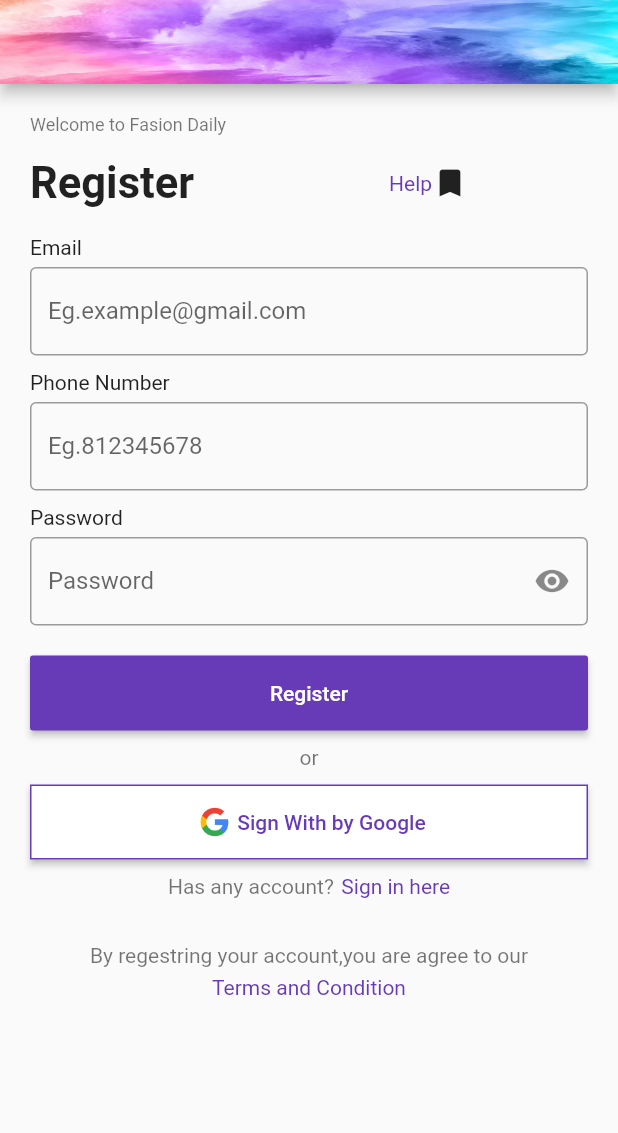
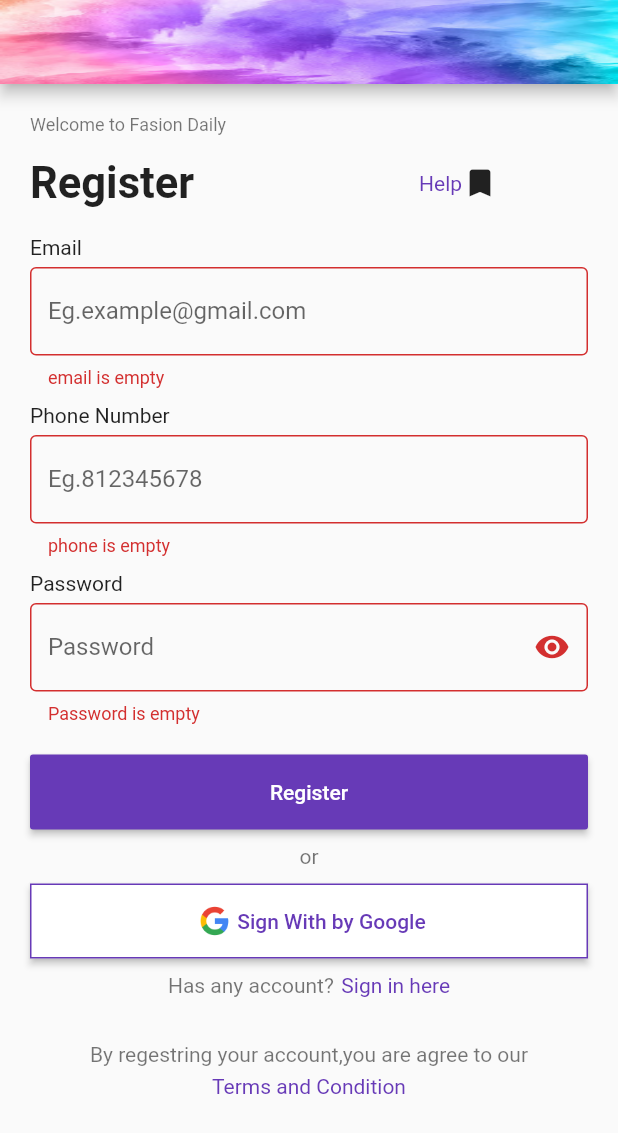
Before and after one commit to Rowaaata/Algoriza_task1, a Flutter app: the screen it shows after launch, after a tap on "Register", on a phone screen of 412 x 824 dp. Shown: the top 1133 px of the screen. Run offline on Flutter 3.47's test engine with Material 2 defaults, Android fonts, the phone set to English and light mode, and no system bars.

Commit message:
main.dart login_page.dart

```diff
--- a/lib/login_page.dart
+++ b/lib/login_page.dart
@@ -2,13 +2,16 @@
 import 'package:flutter/material.dart';
 
 class LoginPage extends StatelessWidget {
-  const LoginPage({Key? key}) : super(key: key);
+  var emailController = TextEditingController();
+  var passwordController = TextEditingController();
+  var PhoneNumberController = TextEditingController();
+   final GlobalKey<FormState> formkey=GlobalKey<FormState>();
+
+   LoginPage({Key? key}) : super(key: key);
 
   @override
   Widget build(BuildContext context) {
-    var emailController = TextEditingController();
-    var passwordController = TextEditingController();
-    var PhoneNumberController = TextEditingController();
+
     return Scaffold(
       appBar: AppBar(
         flexibleSpace: Container(
@@ -20,6 +23,8 @@
       body: Padding(
         padding: const EdgeInsets.all(20.0),
         child: SingleChildScrollView(
+          child: Form(
+            key: formkey,
             child: Column(
                 mainAxisAlignment: MainAxisAlignment.start,
                 crossAxisAlignment: CrossAxisAlignment.start,
@@ -39,7 +44,7 @@
                             TextStyle(fontSize: 29, fontWeight: FontWeight.bold),
                       ),
                       SizedBox(
-                      width: 130,
+                        width: 150,
                       ),
                       Text(
                         'Help',
@@ -108,7 +113,12 @@
                   SizedBox(
                     height: 5,
                   ),
-                TextFormField(
+                  TextFormField(validator: (value){
+                    if(value!.isEmpty){
+                      return 'Password is empty';
+                    }
+                  },
+
                     controller: passwordController,
                     keyboardType: TextInputType.visiblePassword,
                     onFieldSubmitted: (String value) {
@@ -128,7 +138,7 @@
                     child: MaterialButton(
                       height: 50,
                       color: Colors.deepPurple,
-                    onPressed: () {
+                      onPressed: () {formkey.currentState!.validate();
                         print(emailController.text);
                         print(passwordController.text);
                       },
@@ -202,6 +212,7 @@
                 ]),
           ),
         ),
+      ),
     );
   }
 }
--- a/lib/main.dart
+++ b/lib/main.dart
@@ -17,10 +17,10 @@
       theme: ThemeData(
 
 
-        primarySwatch: Colors.teal,
+        primarySwatch: Colors.deepPurple,
 
     ),
-      home:const LoginPage(),
+      home: LoginPage(),
     );
   }
 }
```
Lines whose indentation alone changed are shown as unchanged.
